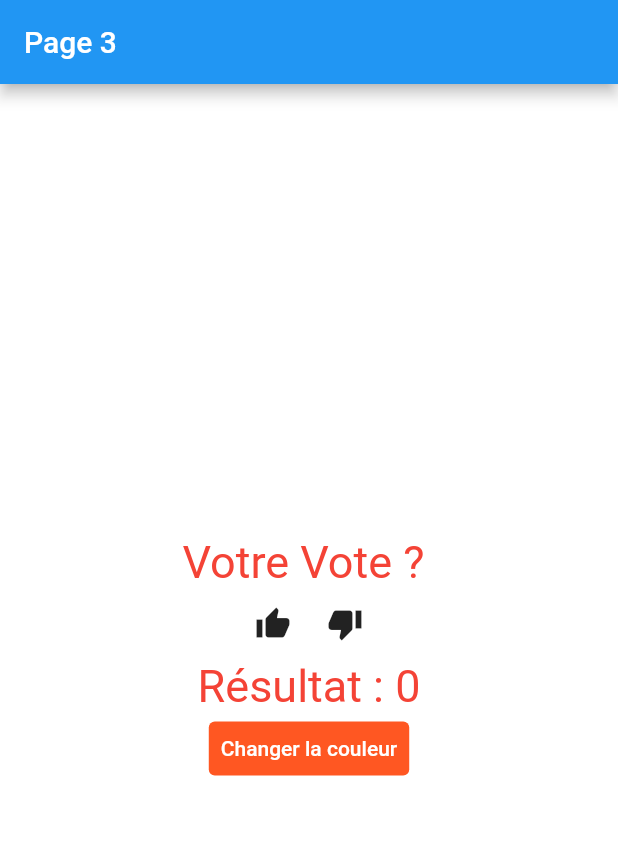
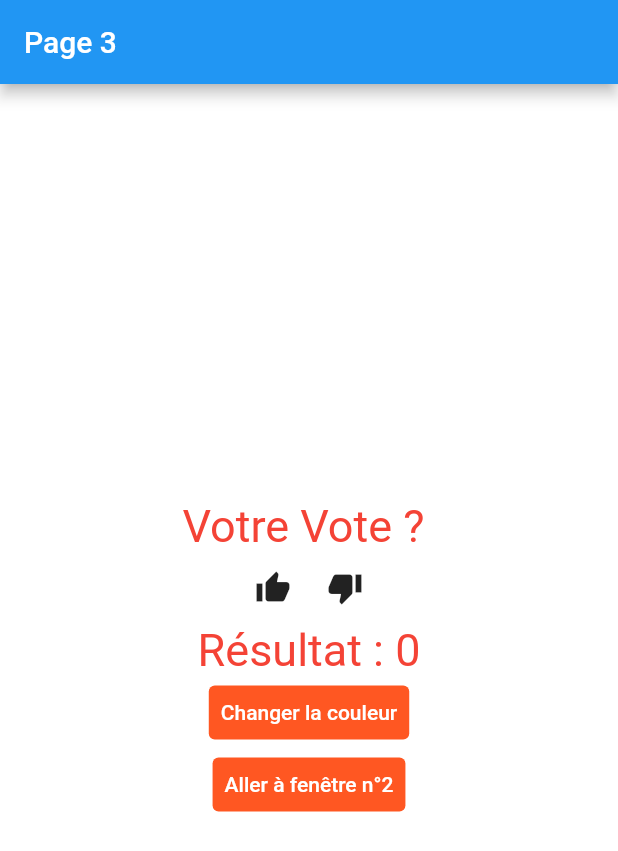
Before and after one commit to osall751/exempleflutter1, a Flutter app: the screen it shows after launch, on a phone screen of 412 x 824 dp. Shown: the top 851 px of the screen. Run offline on Flutter 3.47's test engine with Material 2 defaults, Android fonts, the light colour scheme and no system bars; our stand-ins replace flutter_lorem.

Commit message:
Version suivante

```diff
--- a/lib/main.dart
+++ b/lib/main.dart
@@ -1,5 +1,5 @@
 import 'package:flutter/material.dart';
-import 'package:projetmastegl/page2.dart';
+import 'package:projetmastegl/page3.dart';
 
 void main() {
   runApp(MaterialApp(
--- a/lib/page2.dart
+++ b/lib/page3.dart
@@ -2,6 +2,7 @@ import 'dart:math';
 import 'dart:ui';
 
 import 'package:flutter/material.dart';
+import 'package:projetmastegl/page1.dart';
 
 class Page3 extends StatefulWidget {
   // Page2({Key key}) : super(key: key);
@@ -69,6 +70,22 @@ class _Page3State extends State<Page3> {
                     coul = Color.fromRGBO(r, g, b, 1);
                   });
                 },
+              ),
+              TextButton(
+                child: Text('Aller à fenêtre n°2'),
+                style: TextButton.styleFrom(
+                  primary: Colors.white,
+                  backgroundColor: Colors.deepOrange,
+                  onSurface: Colors.grey,
+                ),
+                onPressed: () {
+                  Navigator.push(
+                    context,
+                    MaterialPageRoute(builder: (context) {
+                      return Page1();
+                    }),
+                  );
+                },
               )
             ],
           ),
```
